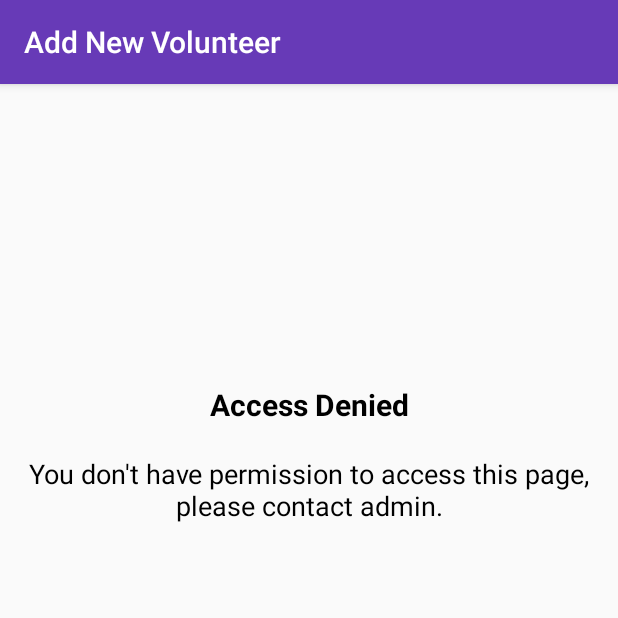
After one commit to ashishguptasanu/Upay-App, an Android app: the AddVolunteer screen opened directly, with no data from a screen before it, on a phone screen of 412 x 824 dp, the top half of it. The commit adds this screen. Run offline under Robolectric (Android 15) with nearby library versions, the phone set to English and light mode, and no system bars.

Commit message:
Add Volunteers

```diff
--- /dev/null
+++ b/app/src/main/java/volunteer/upay/com/upay/Activities/AddVolunteer.java
@@ -0,0 +1,48 @@
+package volunteer.upay.com.upay.Activities;
+
+import android.content.SharedPreferences;
+import android.preference.PreferenceManager;
+import android.support.v7.app.AppCompatActivity;
+import android.os.Bundle;
+import android.view.View;
+import android.widget.Button;
+import android.widget.EditText;
+import android.widget.FrameLayout;
+import android.widget.LinearLayout;
+
+import java.util.Objects;
+
+import volunteer.upay.com.upay.R;
+
+public class AddVolunteer extends AppCompatActivity {
+    EditText edtEmail;
+    Button btnSubmit;
+    FrameLayout frame;
+    LinearLayout layoutVolu, layoutBackground;
+    SharedPreferences sharedPreferences;
+
+    @Override
+    protected void onCreate(Bundle savedInstanceState) {
+        super.onCreate(savedInstanceState);
+        setContentView(R.layout.activity_add_volunteer);
+        sharedPreferences = PreferenceManager.getDefaultSharedPreferences(getApplicationContext());
+        layoutBackground = findViewById(R.id.layout_background);
+        layoutVolu = findViewById(R.id.layout_add_volunteer);
+        if(Objects.equals(sharedPreferences.getString("admin_access",""), "1")){
+            initAddVolunteerView();
+        }else{
+            layoutVolu.setVisibility(View.GONE);
+            layoutBackground.setVisibility(View.VISIBLE);
+        }
+
+
+
+    }
+
+    private void initAddVolunteerView() {
+        layoutVolu.setVisibility(View.VISIBLE);
+        layoutBackground.setVisibility(View.GONE);
+        edtEmail = findViewById(R.id.edt_add_volunteer);
+        btnSubmit = findViewById(R.id.btn_add_student);
+    }
+}
--- a/app/src/main/java/volunteer/upay/com/upay/Activities/CenterActivity.java
+++ b/app/src/main/java/volunteer/upay/com/upay/Activities/CenterActivity.java
@@ -82,8 +82,8 @@ public class CenterActivity extends AppCompatActivity {
                                              String zone_id = centerObject.getString("zone_id");
                                              String center_head_phone = centerObject.getString("center_head_phone");
                                              String center_head_name = centerObject.getString("center_head_name");
-                                             double latitude = centerObject.getDouble("latitude");
-                                             double longitude = centerObject.getDouble("longitude");
+                                             String latitude = centerObject.getString("latitude");
+                                             String longitude = centerObject.getString("longitude");
                                              Centers centers = new Centers(center_name, center_id, zone_name, zone_id, latitude, longitude, center_head_name, center_head_phone, center_address);
                                              centerList.add(centers);
                                          }
--- /dev/null
+++ b/app/src/main/res/layout/activity_add_volunteer.xml
@@ -0,0 +1,77 @@
+<?xml version="1.0" encoding="utf-8"?>
+<FrameLayout xmlns:android="http://schemas.android.com/apk/res/android"
+    xmlns:app="http://schemas.android.com/apk/res-auto"
+    xmlns:tools="http://schemas.android.com/tools"
+    android:layout_width="match_parent"
+    android:layout_height="match_parent"
+    android:id="@+id/frame_add_volunteer"
+    tools:context="volunteer.upay.com.upay.Activities.AddVolunteer">
+    <LinearLayout
+        android:layout_width="match_parent"
+        android:layout_height="wrap_content"
+        android:layout_marginTop="30dp"
+        android:visibility="gone"
+        android:id="@+id/layout_add_volunteer"
+        android:orientation="vertical">
+
+        <android.support.design.widget.TextInputLayout
+            android:layout_width="match_parent"
+            android:layout_height="wrap_content"
+            android:layout_marginTop="10dp"
+            android:layout_marginLeft="20dp">
+            <EditText
+                android:id="@+id/edt_add_volunteer"
+                android:layout_width="match_parent"
+                android:layout_height="wrap_content"
+                android:textColor="@color/black"
+                android:maxLines="1"
+                android:backgroundTint="@color/black"
+                android:inputType="textEmailAddress"
+                android:hint="Volunteer's Email"/>
+        </android.support.design.widget.TextInputLayout>
+        <Button
+            android:id="@+id/btn_add_volunteer"
+            android:layout_width="120dp"
+            android:layout_height="40dp"
+            android:background="@drawable/button_gradient"
+            android:text="Submit"
+            android:layout_marginTop="20dp"
+            android:layout_marginBottom="20dp"
+            android:layout_gravity="right"
+            android:layout_marginRight="10dp"
+            android:textColor="@color/white"
+            android:textAppearance="@style/Base.TextAppearance.AppCompat.Small"
+            android:textAllCaps="false"/>
+        <TextView
+            android:layout_width="match_parent"
+            android:layout_height="wrap_content"
+            android:text="@string/add_volu"
+            android:textColor="@color/black"
+            android:layout_margin="10dp"/>
+    </LinearLayout>
+    <LinearLayout
+        android:layout_width="match_parent"
+        android:layout_height="match_parent"
+        android:orientation="vertical"
+        android:id="@+id/layout_background">
+        <TextView
+            android:layout_width="match_parent"
+            android:layout_height="wrap_content"
+            android:gravity="center_vertical|center_horizontal"
+            android:text="Access Denied"
+            android:layout_marginTop="200dp"
+            android:textSize="20sp"
+            android:textStyle="bold"
+            android:textColor="@color/black"/>
+        <TextView
+            android:layout_width="match_parent"
+            android:layout_height="wrap_content"
+            android:gravity="center_vertical|center_horizontal"
+            android:text="You don't have permission to access this page, please contact admin."
+            android:textAlignment="center"
+            android:layout_marginTop="20dp"
+            android:textSize="18sp"
+            android:textColor="@color/black"/>
+
+    </LinearLayout>
+</FrameLayout>
--- a/app/src/main/res/layout/activity_my_center.xml
+++ b/app/src/main/res/layout/activity_my_center.xml
@@ -119,6 +119,7 @@
             android:layout_height="wrap_content"
             android:foreground="?attr/selectableItemBackground"
             android:clickable="true"
+            android:id="@+id/card_add_volunteer"
             android:layout_marginTop="5dp"
             android:layout_marginLeft="5dp"
             android:layout_marginRight="5dp"
--- a/app/src/main/res/values/strings.xml
+++ b/app/src/main/res/values/strings.xml
@@ -8,4 +8,5 @@
     <string name="navigation_drawer_close">Close navigation drawer</string>
 
     <string name="action_settings">Settings</string>
+    <string name="add_volu">Note: Admin has to first provide email address for volunteer signup, then only any new volunteer will be able to login/sign up.</string>
 </resources>
```
Also changed, not shown: app/src/main/AndroidManifest.xml (+11 -8 lines), app/src/main/java/volunteer/upay/com/upay/Activities/MyCenterActivity.java (+6 -2 lines), app/src/main/java/volunteer/upay/com/upay/Activities/SignInActivity.java (+7 -8 lines), app/src/main/java/volunteer/upay/com/upay/Models/Centers.java (+5 -5 lines), app/src/main/res/mipmap-anydpi-v26/access_denied.png (added).
